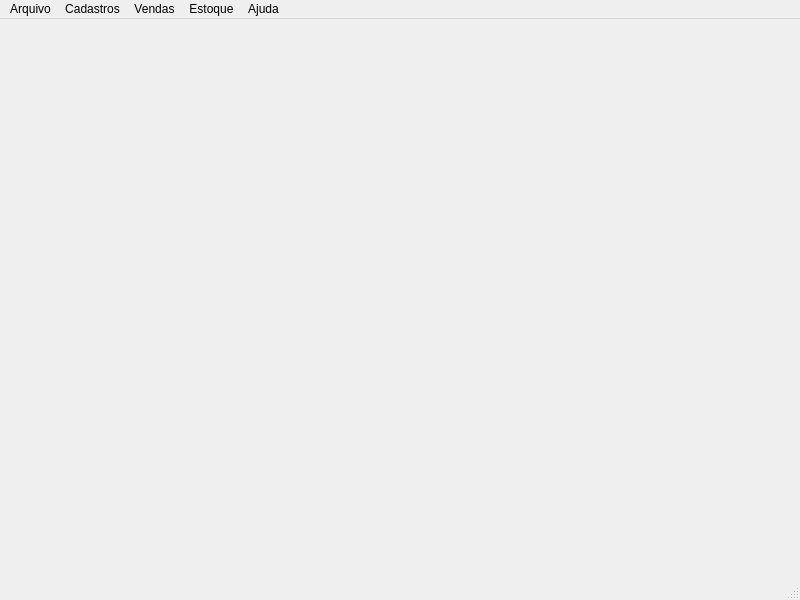
The window that Resources/MainWindow.ui (Klubas/Projeto-SOAD) describes before a commit, drawn with Qt 5.
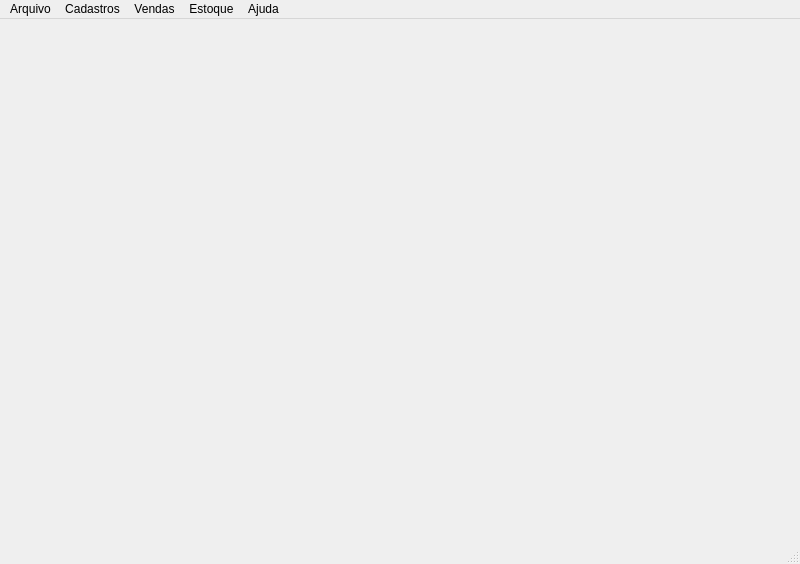
The same window after the commit.

```diff
--- a/Resources/MainWindow.ui
+++ b/Resources/MainWindow.ui
@@ -7,7 +7,7 @@
     <x>0</x>
     <y>0</y>
     <width>800</width>
-    <height>600</height>
+    <height>564</height>
    </rect>
   </property>
   <property name="windowTitle">
```
Left out of the diff: 2 changed lines with no effect on the pictures.
